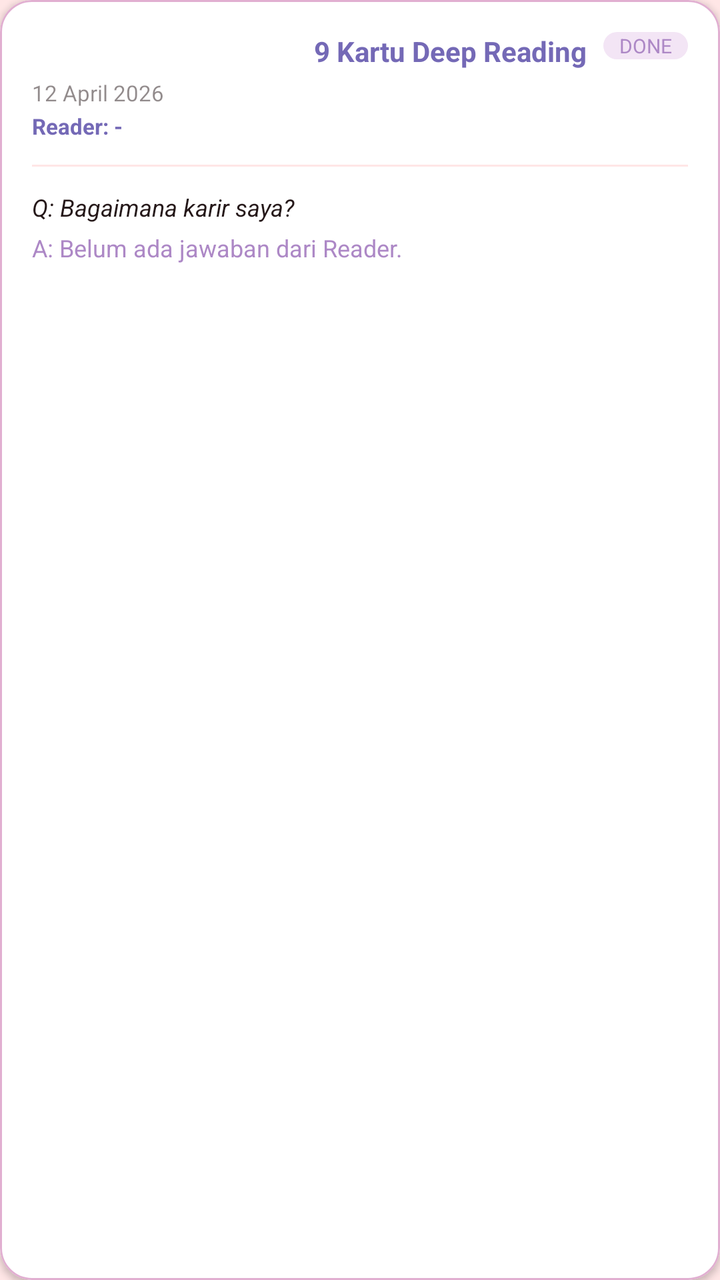
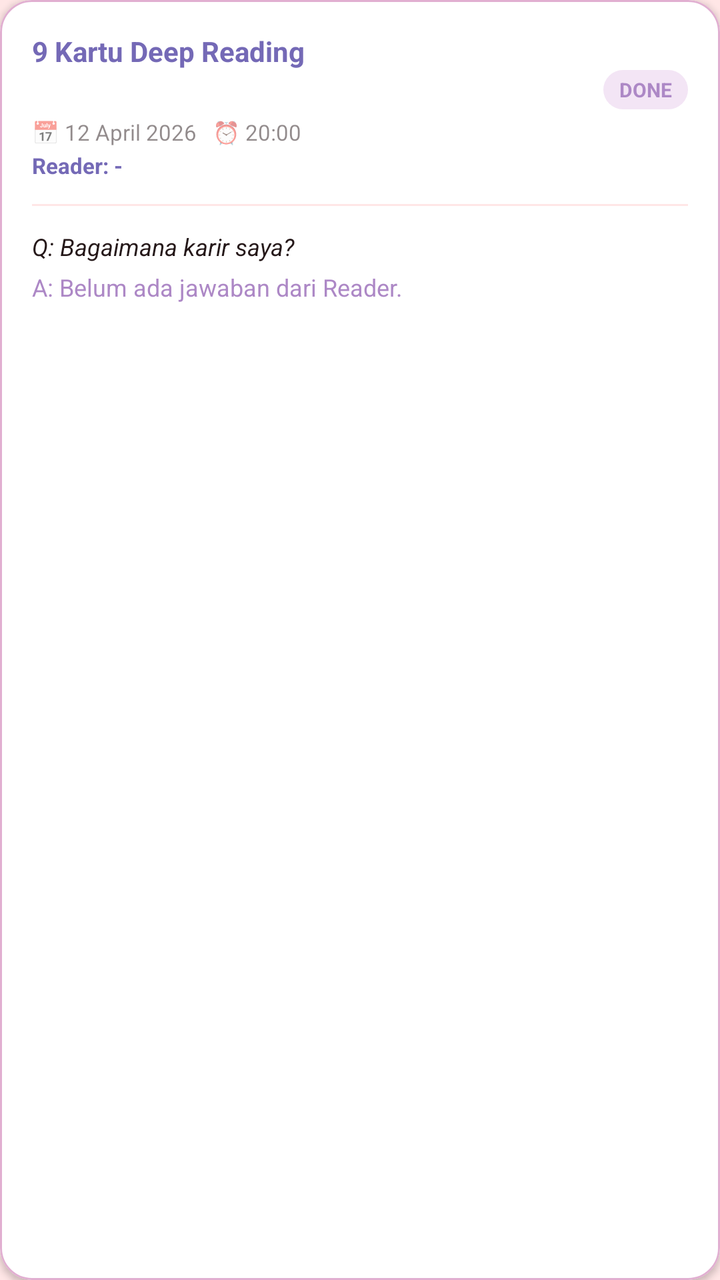

Two renders of the same Android screen: before a commit and after it. Below are the layout's source before the change and the commit's diff.
<!-- AndroidManifest.xml: application theme Theme.Tarot -->
<!-- res/layout/item_customer_history.xml -->
<?xml version="1.0" encoding="utf-8"?>
<com.google.android.material.card.MaterialCardView xmlns:android="http://schemas.android.com/apk/res/android"
    xmlns:app="http://schemas.android.com/apk/res-auto"
    android:layout_width="match_parent"
    android:layout_height="wrap_content"
    android:layout_marginHorizontal="16dp"
    android:layout_marginVertical="8dp"
    app:cardBackgroundColor="#FFFFFF"
    app:cardCornerRadius="16dp"
    app:cardElevation="2dp"
    app:strokeColor="#E1AFD1"
    app:strokeWidth="1dp">

    <LinearLayout
        android:layout_width="match_parent"
        android:layout_height="wrap_content"
        android:orientation="vertical"
        android:padding="16dp">

        
        <RelativeLayout
            android:layout_width="match_parent"
            android:layout_height="wrap_content">

            <TextView
                android:id="@+id/tvItemPackage"
                android:layout_width="wrap_content"
                android:layout_height="wrap_content"
                android:layout_toStartOf="@+id/tvItemStatus"
                android:layout_marginEnd="8dp"
                android:text="9 Kartu Deep Reading"
                android:textColor="#7469B6"
                android:textStyle="bold" />

            <TextView
                android:id="@+id/tvItemStatus"
                android:layout_width="wrap_content"
                android:layout_height="wrap_content"
                android:layout_alignParentEnd="true"
                android:background="@drawable/bg_status_rounded"
                android:backgroundTint="#F3E5F5"
                android:paddingHorizontal="8dp"
                android:text="DONE"
                android:textColor="#AD88C6"
                android:textSize="10sp" />
        </RelativeLayout>

        
        <TextView
            android:id="@+id/tvItemDate"
            android:layout_width="wrap_content"
            android:layout_height="wrap_content"
            android:layout_marginTop="4dp"
            android:text="12 April 2026"
            android:textColor="#80251819"
            android:textSize="11sp" />

        
        <TextView
            android:id="@+id/tvItemReader"
            android:layout_width="match_parent"
            android:layout_height="wrap_content"
            android:layout_marginTop="2dp"
            android:text="Reader: -"
            android:textColor="#7469B6"
            android:textSize="11sp"
            android:textStyle="bold" />

        <View
            android:layout_width="match_parent"
            android:layout_height="1dp"
            android:layout_marginVertical="12dp"
            android:background="#FFE6E6" />

        
        <TextView
            android:id="@+id/tvItemQuestion"
            android:layout_width="match_parent"
            android:layout_height="wrap_content"
            android:text="Q: Bagaimana karir saya?"
            android:textColor="#251819"
            android:textSize="12sp"
            android:textStyle="italic" />

        <TextView
            android:id="@+id/tvItemAnswer"
            android:layout_width="match_parent"
            android:layout_height="wrap_content"
            android:layout_marginTop="4dp"
            android:text="A: Belum ada jawaban dari Reader."
            android:textColor="#AD88C6"
            android:textSize="12sp" />

        
        <com.google.android.material.button.MaterialButton
            android:id="@+id/btnCancelOrder"
            style="@style/Widget.Material3.Button.TextButton"
            android:layout_width="wrap_content"
            android:layout_height="wrap_content"
            android:layout_marginTop="4dp"
            android:text="Batalkan Pesanan"
            android:textColor="#E57373"
            android:textSize="11sp"
            android:visibility="gone"
            app:cornerRadius="8dp" />

        <com.google.android.material.button.MaterialButton
            android:id="@+id/btnTulisUlasan"
            android:layout_width="wrap_content"
            android:layout_height="wrap_content"
            android:layout_marginTop="6dp"
            android:text="✍️ Tulis Ulasan"
            android:textColor="#7469B6"
            android:textSize="11sp"
            android:visibility="gone"
            app:backgroundTint="#F3E5F5"
            app:cornerRadius="8dp" />

        <com.google.android.material.button.MaterialButton
            android:id="@+id/btnShareRamalan"
            style="@style/Widget.Material3.Button.TextButton"
            android:layout_width="wrap_content"
            android:layout_height="wrap_content"
            android:layout_marginTop="4dp"
            android:text="🔗 Bagikan Ramalan"
            android:textColor="#7469B6"
            android:textSize="11sp"
            android:visibility="gone"
            app:backgroundTint="#F3E5F5"
            app:cornerRadius="8dp" />

        
        <LinearLayout
            android:id="@+id/layoutUlasanTerkirim"
            android:layout_width="match_parent"
            android:layout_height="wrap_content"
            android:layout_marginTop="8dp"
            android:background="@drawable/bg_status_rounded"
            android:backgroundTint="#F8F0FF"
            android:orientation="vertical"
            android:padding="12dp"
            android:visibility="gone">

            <TextView
                android:layout_width="wrap_content"
                android:layout_height="wrap_content"
                android:text="✅ Ulasan Kamu"
                android:textColor="#7469B6"
                android:textSize="10sp"
                android:textStyle="bold" />

            <TextView
                android:id="@+id/tvIsiRating"
                android:layout_width="wrap_content"
                android:layout_height="wrap_content"
                android:layout_marginTop="4dp"
                android:text="★★★★★"
                android:textColor="#FFB300"
                android:textSize="16sp" />

            <TextView
                android:id="@+id/tvIsiUlasan"
                android:layout_width="match_parent"
                android:layout_height="wrap_content"
                android:layout_marginTop="4dp"
                android:text=""
                android:textColor="#251819"
                android:textSize="12sp"
                android:lineSpacingExtra="2dp" />

        </LinearLayout>

        
        
        
        <LinearLayout
            android:id="@+id/layoutQrTicket"
            android:layout_width="match_parent"
            android:layout_height="wrap_content"
            android:layout_marginTop="12dp"
            android:background="@drawable/bg_border_rounded"
            android:gravity="center"
            android:orientation="vertical"
            android:padding="16dp"
            android:visibility="gone">

            
            <TextView
                android:layout_width="wrap_content"
                android:layout_height="wrap_content"
                android:background="@drawable/bg_status_rounded"
                android:backgroundTint="#7469B6"
                android:paddingHorizontal="12dp"
                android:paddingVertical="4dp"
                android:text="🎫  TIKET SESI"
                android:textColor="#FFFFFF"
                android:textSize="10sp"
                android:textStyle="bold" />

            
            <ImageView
                android:id="@+id/imgQrCode"
                android:layout_width="140dp"
                android:layout_height="140dp"
                android:layout_marginTop="12dp"
                android:contentDescription="QR Code Booking" />

            
            <TextView
                android:id="@+id/tvQrBookingId"
                android:layout_width="wrap_content"
                android:layout_height="wrap_content"
                android:layout_marginTop="6dp"
                android:fontFamily="monospace"
                android:textColor="#AD88C6"
                android:textSize="10sp" />

            
            <com.google.android.material.button.MaterialButton
                android:id="@+id/btnSaveQr"
                android:layout_width="wrap_content"
                android:layout_height="36dp"
                android:layout_marginTop="8dp"
                android:paddingHorizontal="20dp"
                android:text="💾  Simpan QR"
                android:textColor="#FFFFFF"
                android:textSize="11sp"
                android:textStyle="bold"
                app:backgroundTint="#AD88C6"
                app:cornerRadius="100dp" />

        </LinearLayout>
        

    </LinearLayout>
</com.google.android.material.card.MaterialCardView>
<!-- resources referenced by this layout -->
<resources>
  <!-- drawable bg_border_rounded (drawable) -->
  <shape xmlns:android="http://schemas.android.com/apk/res/android">
      <stroke android:width="1.5dp" android:color="#E1AFD1" />
      <corners android:radius="100dp" />
      <solid android:color="#FFFFFF" />
  </shape>
  <!-- drawable bg_status_rounded (drawable) -->
  <?xml version="1.0" encoding="utf-8"?>
  <shape xmlns:android="http://schemas.android.com/apk/res/android">
      <corners android:radius="100dp" />
  
      <solid android:color="#F0F0F0" />
  </shape>
  <style name="Theme.Tarot" parent="Base.Theme.Tarot" />
  <style name="Base.Theme.Tarot" parent="Theme.Material3.DayNight.NoActionBar">
          <item name="colorPrimary">#7469B6</item>
          <item name="colorOnPrimary">#FFFFFF</item>
          <item name="colorPrimaryContainer">#F3E5F5</item>
  
          <item name="android:windowBackground">#FFE6E6</item>
  
          <item name="android:statusBarColor">#7469B6</item>
          <item name="android:windowLightStatusBar">false</item>
  
          <item name="android:editTextColor">#251819</item>
          <item name="android:textColorPrimary">#251819</item>
  
          <item name="searchViewStyle">@style/TarotSearchViewStyle</item>
      </style>
  <style name="TarotSearchViewStyle" parent="Widget.AppCompat.SearchView">
          <item name="queryBackground">@null</item>
          <item name="android:editTextColor">#251819</item>
          <item name="android:textColor">#251819</item>
          <item name="android:textColorHint">#AD88C6</item>
          <item name="android:textCursorDrawable">@null</item>
      </style>
</resources>

<!-- the commit's change to res/layout/item_customer_history.xml (unified diff, before → after) -->
@@ -1,5 +1,6 @@
 <?xml version="1.0" encoding="utf-8"?>
-<com.google.android.material.card.MaterialCardView xmlns:android="http://schemas.android.com/apk/res/android"
+<com.google.android.material.card.MaterialCardView
+    xmlns:android="http://schemas.android.com/apk/res/android"
     xmlns:app="http://schemas.android.com/apk/res-auto"
     android:layout_width="match_parent"
     android:layout_height="wrap_content"
@@ -18,19 +19,19 @@
         android:padding="16dp">
 
         
+        <TextView
+            android:id="@+id/tvItemPackage"
+            android:layout_width="wrap_content"
+            android:layout_height="wrap_content"
+            android:layout_marginEnd="167dp"
+            android:text="9 Kartu Deep Reading"
+            android:textColor="#7469B6"
+            android:textSize="14sp"
+            android:textStyle="bold" />
+
         <RelativeLayout
             android:layout_width="match_parent"
             android:layout_height="wrap_content">
-
-            <TextView
-                android:id="@+id/tvItemPackage"
-                android:layout_width="wrap_content"
-                android:layout_height="wrap_content"
-                android:layout_toStartOf="@+id/tvItemStatus"
-                android:layout_marginEnd="8dp"
-                android:text="9 Kartu Deep Reading"
-                android:textColor="#7469B6"
-                android:textStyle="bold" />
 
             <TextView
                 android:id="@+id/tvItemStatus"
@@ -40,9 +41,11 @@
                 android:background="@drawable/bg_status_rounded"
                 android:backgroundTint="#F3E5F5"
                 android:paddingHorizontal="8dp"
+                android:paddingVertical="3dp"
                 android:text="DONE"
                 android:textColor="#AD88C6"
-                android:textSize="10sp" />
+                android:textSize="10sp"
+                android:textStyle="bold" />
         </RelativeLayout>
 
         
@@ -51,7 +54,8 @@
             android:layout_width="wrap_content"
             android:layout_height="wrap_content"
             android:layout_marginTop="4dp"
-            android:text="12 April 2026"
+            android:drawablePadding="4dp"
+            android:text="📅 12 April 2026   ⏰ 20:00"
             android:textColor="#80251819"
             android:textSize="11sp" />
 
@@ -82,6 +86,7 @@
             android:textSize="12sp"
             android:textStyle="italic" />
 
+        
         <TextView
             android:id="@+id/tvItemAnswer"
             android:layout_width="match_parent"
@@ -167,11 +172,8 @@
                 android:textColor="#251819"
                 android:textSize="12sp"
                 android:lineSpacingExtra="2dp" />
-
         </LinearLayout>
 
-        
-        
         
         <LinearLayout
             android:id="@+id/layoutQrTicket"
@@ -184,7 +186,6 @@
             android:padding="16dp"
             android:visibility="gone">
 
-            
             <TextView
                 android:layout_width="wrap_content"
                 android:layout_height="wrap_content"
@@ -197,7 +198,6 @@
                 android:textSize="10sp"
                 android:textStyle="bold" />
 
-            
             <ImageView
                 android:id="@+id/imgQrCode"
                 android:layout_width="140dp"
@@ -205,7 +205,6 @@
                 android:layout_marginTop="12dp"
                 android:contentDescription="QR Code Booking" />
 
-            
             <TextView
                 android:id="@+id/tvQrBookingId"
                 android:layout_width="wrap_content"
@@ -215,7 +214,6 @@
                 android:textColor="#AD88C6"
                 android:textSize="10sp" />
 
-            
             <com.google.android.material.button.MaterialButton
                 android:id="@+id/btnSaveQr"
                 android:layout_width="wrap_content"
@@ -228,9 +226,7 @@
                 android:textStyle="bold"
                 app:backgroundTint="#AD88C6"
                 app:cornerRadius="100dp" />
-
         </LinearLayout>
-        
 
     </LinearLayout>
 </com.google.android.material.card.MaterialCardView>
